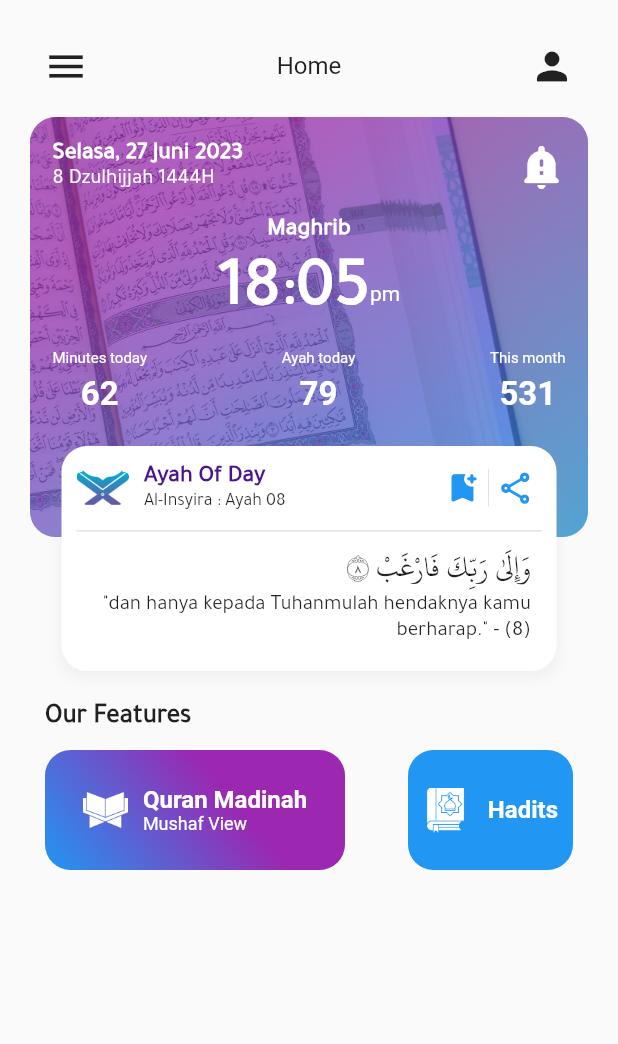
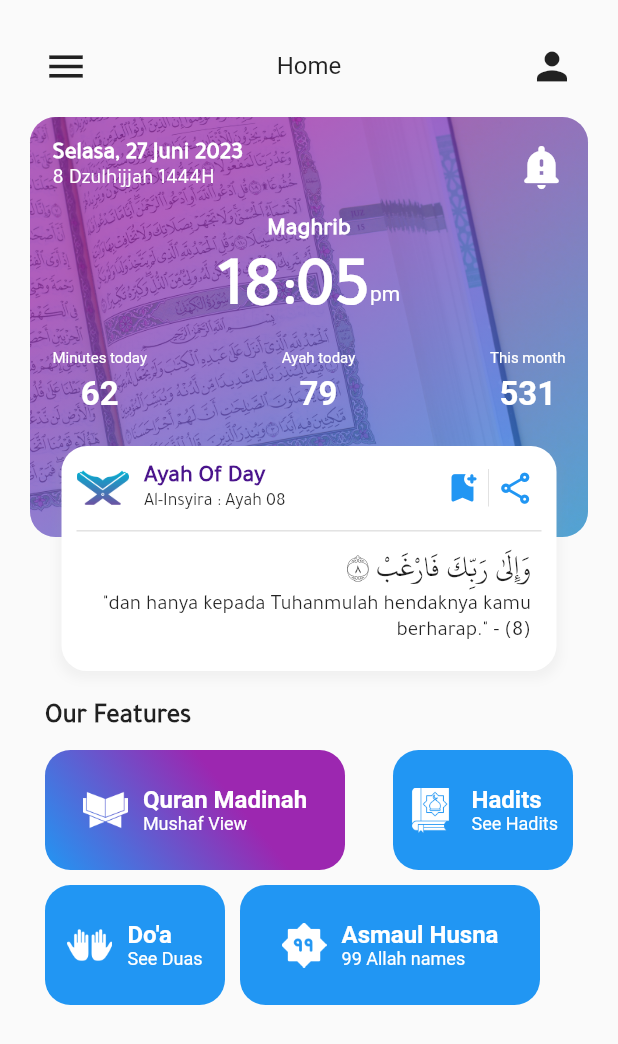
Before and after one commit to lemillionid/on_quran, a Flutter app: the HomeScreen screen opened by its route, on a phone screen of 412 x 824 dp. Shown: the top 1044 px of the screen. Run offline on Flutter 3.47's test engine with Material 2 defaults, Android fonts, the phone set to English and light mode, and no system bars; our stand-ins replace dio, flutter_riverpod.

Commit message:
Feature Card bag.2

```diff
--- a/lib/widget/bottombar_screen.dart
+++ b/lib/widget/bottombar_screen.dart
@@ -63,7 +63,7 @@ class _BottomBarMenuState extends State<BottomBarMenu> {
               currentIndex: _selectedPageIndex,
               items: const [
                 BottomNavigationBarItem(
-                  icon: Icon(Icons.home_rounded),
+                  icon: Icon(Icons.window_rounded),
                   label: 'Home',
                 ),
                 BottomNavigationBarItem(
--- a/lib/widget/features_card.dart
+++ b/lib/widget/features_card.dart
@@ -38,8 +38,170 @@ class _FeaturesCardState extends ConsumerState<FeaturesCard> {
           ),
           const SizedBox(height: 10),
           Row(
+            children: [FQuranMadinah(), const Spacer(), FHadits()],
+          ),
+          const SizedBox(height: 10),
+          Row(
             children: [
               InkWell(
+                onTap: () {},
+                child: Ink(
+                  decoration: const BoxDecoration(
+                      shape: BoxShape.rectangle, color: Colors.transparent),
+                  child: Container(
+                    padding: const EdgeInsets.all(10),
+                    height: 80,
+                    width: 120,
+                    decoration: const BoxDecoration(
+                      color: Colors.blue,
+                      borderRadius: BorderRadius.all(
+                        Radius.circular(17),
+                      ),
+                    ),
+                    child: const Row(
+                      mainAxisAlignment: MainAxisAlignment.center,
+                      children: [
+                        Image(
+                          image: AssetImage('assets/icons/dua-2.png'),
+                          height: 30,
+                        ),
+                        SizedBox(width: 10),
+                        Column(
+                          crossAxisAlignment: CrossAxisAlignment.start,
+                          mainAxisAlignment: MainAxisAlignment.center,
+                          children: [
+                            Text(
+                              "Do'a",
+                              style: TextStyle(
+                                color: Colors.white,
+                                fontWeight: FontWeight.bold,
+                                fontSize: 16,
+                              ),
+                            ),
+                            Text(
+                              'See Duas',
+                              style: TextStyle(
+                                color: Colors.white,
+                                fontSize: 12,
+                              ),
+                            ),
+                          ],
+                        ),
+                      ],
+                    ),
+                  ),
+                ),
+              ),
+              const SizedBox(width: 10),
+              InkWell(
+                onTap: () {},
+                child: Ink(
+                  decoration: const BoxDecoration(
+                      shape: BoxShape.rectangle, color: Colors.transparent),
+                  child: Container(
+                    padding: const EdgeInsets.all(10),
+                    height: 80,
+                    width: 200,
+                    decoration: const BoxDecoration(
+                      color: Colors.blue,
+                      borderRadius: BorderRadius.all(
+                        Radius.circular(17),
+                      ),
+                    ),
+                    child: const Row(
+                      mainAxisAlignment: MainAxisAlignment.center,
+                      children: [
+                        Image(
+                          image: AssetImage('assets/icons/99.png'),
+                          height: 30,
+                        ),
+                        SizedBox(width: 10),
+                        Column(
+                          crossAxisAlignment: CrossAxisAlignment.start,
+                          mainAxisAlignment: MainAxisAlignment.center,
+                          children: [
+                            Text(
+                              "Asmaul Husna",
+                              style: TextStyle(
+                                color: Colors.white,
+                                fontWeight: FontWeight.bold,
+                                fontSize: 16,
+                              ),
+                            ),
+                            Text(
+                              '99 Allah names',
+                              style: TextStyle(
+                                color: Colors.white,
+                                fontSize: 12,
+                              ),
+                            ),
+                          ],
+                        ),
+                      ],
+                    ),
+                  ),
+                ),
+              ),
+            ],
+          )
+        ],
+      ),
+    );
+  }
+
+  InkWell FHadits() {
+    return InkWell(
+      onTap: () {},
+      child: Ink(
+        decoration: const BoxDecoration(
+            shape: BoxShape.rectangle, color: Colors.transparent),
+        child: Container(
+          padding: const EdgeInsets.all(10),
+          height: 80,
+          width: 120,
+          decoration: const BoxDecoration(
+            color: Colors.blue,
+            borderRadius: BorderRadius.all(
+              Radius.circular(17),
+            ),
+          ),
+          child: const Row(
+            children: [
+              Image(
+                image: AssetImage('assets/icons/quran-3.png'),
+                height: 30,
+              ),
+              Spacer(),
+              Column(
+                crossAxisAlignment: CrossAxisAlignment.start,
+                mainAxisAlignment: MainAxisAlignment.center,
+                children: [
+                  Text(
+                    'Hadits',
+                    style: TextStyle(
+                      color: Colors.white,
+                      fontWeight: FontWeight.bold,
+                      fontSize: 16,
+                    ),
+                  ),
+                  Text(
+                    'See Hadits',
+                    style: TextStyle(
+                      color: Colors.white,
+                      fontSize: 12,
+                    ),
+                  ),
+                ],
+              ),
+            ],
+          ),
+        ),
+      ),
+    );
+  }
+
+  InkWell FQuranMadinah() {
+    return InkWell(
       onTap: () {},
       child: Container(
         height: 80,
@@ -90,47 +252,6 @@ class _FeaturesCardState extends ConsumerState<FeaturesCard> {
           ],
         ),
       ),
-              ),
-              const Spacer(),
-              InkWell(
-                onTap: () {},
-                child: Ink(
-                  decoration: const BoxDecoration(
-                      shape: BoxShape.rectangle, color: Colors.transparent),
-                  child: Container(
-                    padding: const EdgeInsets.all(10),
-                    height: 80,
-                    width: 110,
-                    decoration: const BoxDecoration(
-                      color: Colors.blue,
-                      borderRadius: BorderRadius.all(
-                        Radius.circular(17),
-                      ),
-                    ),
-                    child: const Row(
-                      children: [
-                        Image(
-                          image: AssetImage('assets/icons/quran-3.png'),
-                          height: 30,
-                        ),
-                        Spacer(),
-                        Text(
-                          'Hadits',
-                          style: TextStyle(
-                            color: Colors.white,
-                            fontWeight: FontWeight.bold,
-                            fontSize: 16,
-                          ),
-                        ),
-                      ],
-                    ),
-                  ),
-                ),
-              )
-            ],
-          )
-        ],
-      ),
     );
   }
 }
```
Also changed, not shown: assets/icons/99.png (added), assets/icons/dua-2.png (added), assets/icons/dua.png (added). Lines whose indentation alone changed are shown as unchanged.
